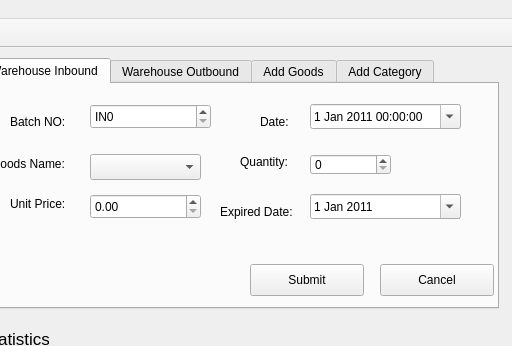
Above: icsmainform.ui from firemariovn/inventory-control-system before the change; both pictures show x 512 to 1024 and y 0 to 346 of the 1024 by 768 pixel window. Below: the same form after it.
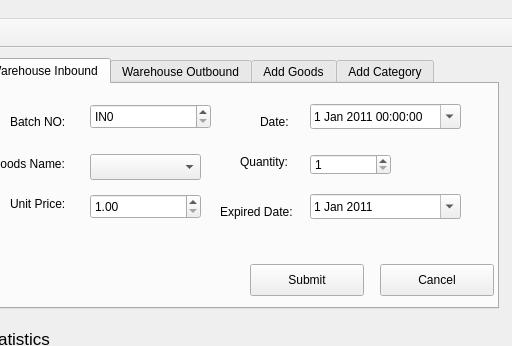
That is the form after the change. The open tabs and pages were chosen to show the change.

Commit message: Set min value of unit price,quantity to 1 in tab "Warehouse Inbound", "Warehouse Outbound". Set min value of depletion threshold to 1 in tab "Add Goods"

Patch:
```diff
--- a/icsmainform.ui
+++ b/icsmainform.ui
@@ -112,6 +112,9 @@
            <height>21</height>
           </rect>
          </property>
+         <property name="minimum">
+          <number>1</number>
+         </property>
          <property name="maximum">
           <number>99999</number>
          </property>
@@ -171,6 +174,9 @@
            <height>25</height>
           </rect>
          </property>
+         <property name="minimum">
+          <double>1.000000000000000</double>
+         </property>
          <property name="maximum">
           <double>9999999.990000000223517</double>
          </property>
```
Left out of the diff: 13 changed lines with no effect on the pictures.
